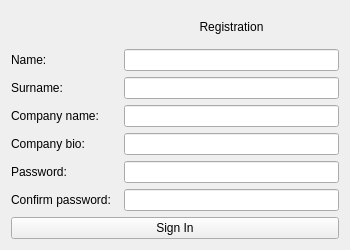
cowboymalboro1884/MessLess, file client/include/reg_window.ui: the form before one commit.
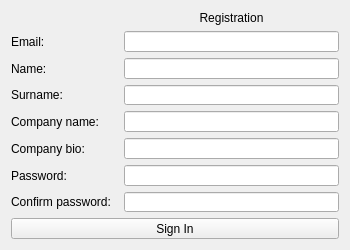
The form after the commit.

Diff of the .ui file:
```diff
--- a/client/include/reg_window.ui
+++ b/client/include/reg_window.ui
@@ -34,6 +34,40 @@
      <property name="sizeConstraint">
       <enum>QLayout::SetDefaultConstraint</enum>
      </property>
+     <item row="8" column="0" colspan="3">
+      <widget class="QPushButton" name="pushButtonSignIn">
+       <property name="text">
+        <string>Sign In</string>
+       </property>
+      </widget>
+     </item>
+     <item row="7" column="1" colspan="2">
+      <widget class="QLineEdit" name="confirmLineEdit"/>
+     </item>
+     <item row="2" column="0">
+      <widget class="QLabel" name="label_Name">
+       <property name="text">
+        <string>Name:</string>
+       </property>
+      </widget>
+     </item>
+     <item row="3" column="0">
+      <widget class="QLabel" name="label_Surname">
+       <property name="text">
+        <string>Surname:</string>
+       </property>
+      </widget>
+     </item>
+     <item row="1" column="0">
+      <widget class="QLabel" name="label_Email">
+       <property name="text">
+        <string>Email:</string>
+       </property>
+      </widget>
+     </item>
+     <item row="3" column="1" colspan="2">
+      <widget class="QLineEdit" name="surnameLineEdit"/>
+     </item>
      <item row="0" column="1" colspan="2">
       <widget class="QLabel" name="label_Welcome">
        <property name="text">
@@ -44,72 +78,48 @@
        </property>
       </widget>
      </item>
-     <item row="3" column="0">
+     <item row="4" column="0">
       <widget class="QLabel" name="label_Company_name">
        <property name="text">
         <string>Company name:</string>
        </property>
       </widget>
      </item>
-     <item row="5" column="0">
+     <item row="6" column="0">
       <widget class="QLabel" name="label_Password">
        <property name="text">
         <string>Password:</string>
        </property>
       </widget>
      </item>
-     <item row="5" column="1" colspan="2">
+     <item row="6" column="1" colspan="2">
       <widget class="QLineEdit" name="passwordLineEdit"/>
      </item>
-     <item row="1" column="0">
-      <widget class="QLabel" name="label_Name">
-       <property name="text">
-        <string>Name:</string>
-       </property>
-      </widget>
-     </item>
-     <item row="2" column="0">
-      <widget class="QLabel" name="label_Surname">
-       <property name="text">
-        <string>Surname:</string>
-       </property>
-      </widget>
-     </item>
-     <item row="6" column="0">
-      <widget class="QLabel" name="label_Confirm">
-       <property name="text">
-        <string>Confirm password:</string>
-       </property>
-      </widget>
-     </item>
-     <item row="1" column="1" colspan="2">
+     <item row="2" column="1" colspan="2">
       <widget class="QLineEdit" name="nameLineEdit"/>
      </item>
-     <item row="7" column="0" colspan="3">
-      <widget class="QPushButton" name="pushButtonSignIn">
-       <property name="text">
-        <string>Sign In</string>
-       </property>
-      </widget>
-     </item>
-     <item row="3" column="1" colspan="2">
+     <item row="4" column="1" colspan="2">
       <widget class="QLineEdit" name="companyNameLineEdit"/>
      </item>
-     <item row="4" column="0">
+     <item row="5" column="1" colspan="2">
+      <widget class="QLineEdit" name="companyBioLineEdit"/>
+     </item>
+     <item row="5" column="0">
       <widget class="QLabel" name="label_Company_bio">
        <property name="text">
         <string>Company bio:</string>
        </property>
       </widget>
      </item>
-     <item row="6" column="1" colspan="2">
-      <widget class="QLineEdit" name="confirmLineEdit"/>
+     <item row="7" column="0">
+      <widget class="QLabel" name="label_Confirm">
+       <property name="text">
+        <string>Confirm password:</string>
+       </property>
+      </widget>
      </item>
-     <item row="2" column="1" colspan="2">
-      <widget class="QLineEdit" name="surnameLineEdit"/>
-     </item>
-     <item row="4" column="1" colspan="2">
-      <widget class="QLineEdit" name="companyBioLineEdit"/>
+     <item row="1" column="1" colspan="2">
+      <widget class="QLineEdit" name="emailLineEdit"/>
      </item>
     </layout>
    </item>
```
